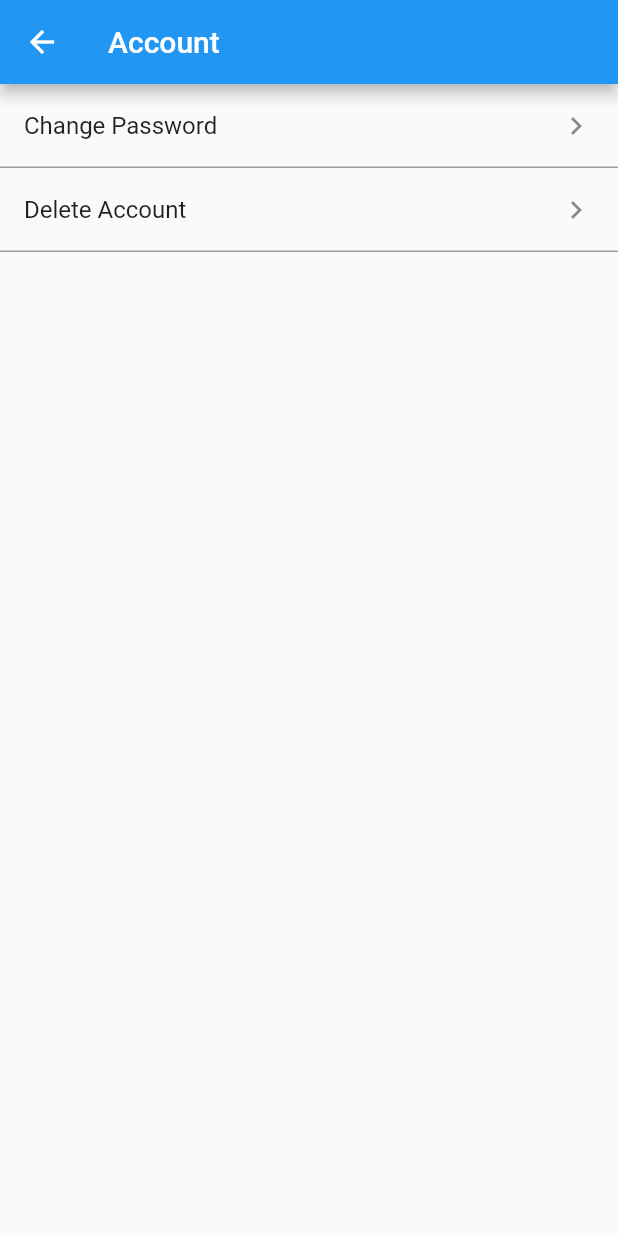
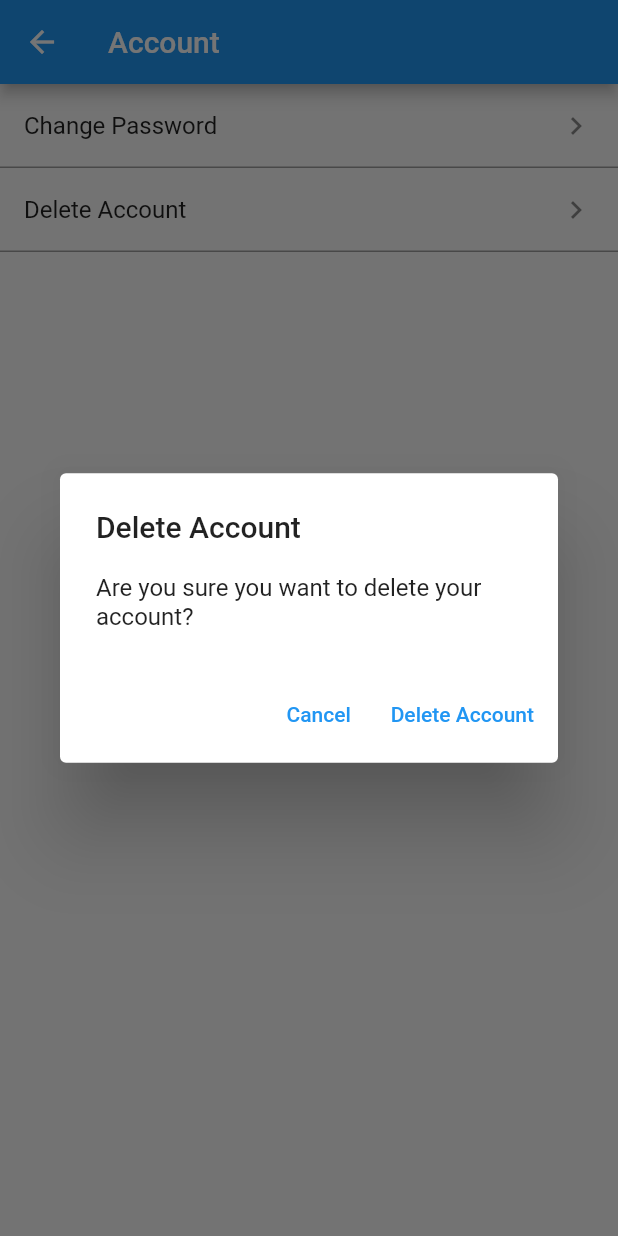
Before and after one commit to harsh1715/PropertyPal, a Flutter app: the AccountScreen screen opened directly, after a tap on "Delete Account", on a phone screen of 412 x 824 dp. Run offline on Flutter 3.47's test engine with Material 2 defaults, Android fonts, the phone set to English and light mode, and no system bars; our stand-ins replace cloud_firestore, firebase_auth, firebase_core; accounts and stored records are empty.

Commit message:
Delete account

```diff
--- a/lib/screens/settings/account_screen.dart
+++ b/lib/screens/settings/account_screen.dart
@@ -1,5 +1,6 @@
 import 'package:flutter/material.dart';
 import 'package:firebase_auth/firebase_auth.dart';
+import '../../services/auth_service.dart';
 
 class AccountScreen extends StatefulWidget {
   const AccountScreen({Key? key});
@@ -10,11 +11,13 @@ class AccountScreen extends StatefulWidget {
 
 class _AccountState extends State<AccountScreen> {
   late User? _user;
+  late AuthService _authService;
 
   @override
   void initState() {
     super.initState();
     _user = FirebaseAuth.instance.currentUser;
+    _authService = AuthService();
   }
 
   @override
@@ -28,8 +31,10 @@ class _AccountState extends State<AccountScreen> {
         crossAxisAlignment: CrossAxisAlignment.start,
         children: <Widget>[
           buildListTile("Change Password", () {
+            // Handle change password
           }),
           buildListTile("Delete Account", () {
+            showDeleteConfirmationDialog(context, _authService);
           }),
         ],
       )
@@ -55,4 +60,30 @@ class _AccountState extends State<AccountScreen> {
       ],
     );
   }
+
+  void showDeleteConfirmationDialog(BuildContext context, AuthService authService) {
+    showDialog(
+      context: context,
+      builder: (BuildContext context) {
+        return AlertDialog(
+          title: Text("Delete Account"),
+          content: Text("Are you sure you want to delete your account?"),
+          actions: <Widget>[
+            TextButton(
+              onPressed: () {
+                Navigator.of(context).pop();
+              },
+              child: Text("Cancel"),
+            ),
+            TextButton(
+              onPressed: () async {
+                await authService.deleteAccount(context);
+              },
+              child: Text("Delete Account"),
+            ),
+          ],
+        );
+      },
+    );
+  }
 }
```
Also changed, not shown: lib/services/auth_service.dart (+18 -0 lines).
